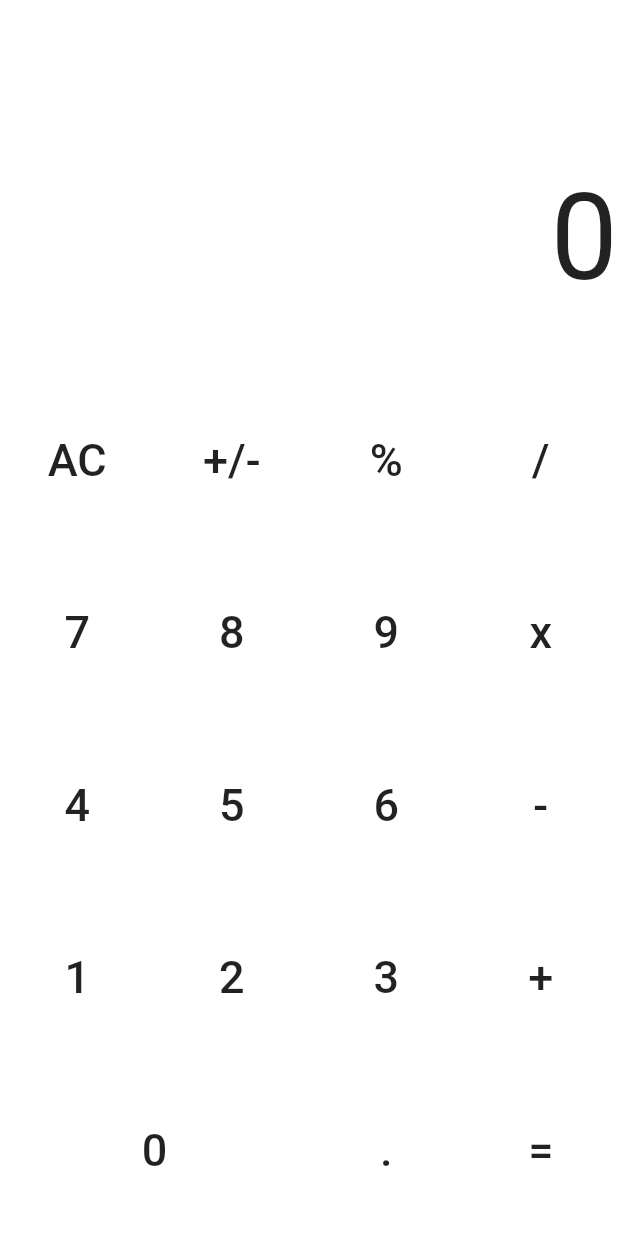
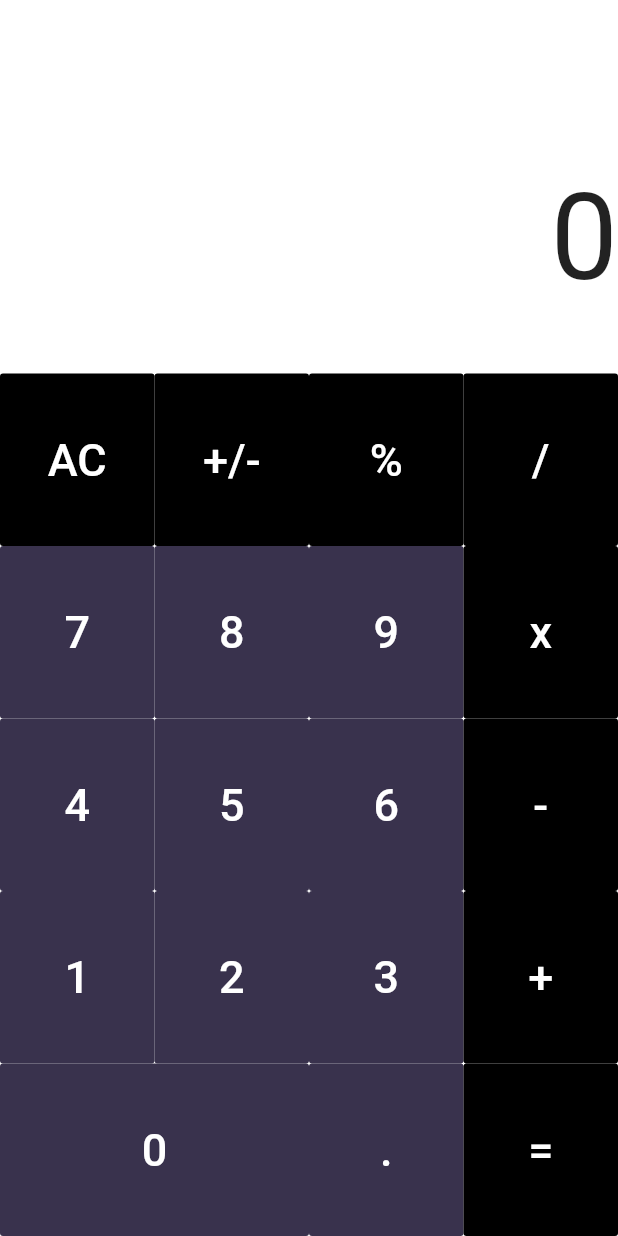
Before and after one commit to wingyplus/flutter_expr, a Flutter app: the screen it shows after launch, on a phone screen of 412 x 824 dp. Run offline on Flutter 3.47's test engine with Material 2 defaults, Android fonts, the phone set to English and light mode, and no system bars.

Commit message:
mojicalc: create NumButton to emit event only number operand

```diff
--- a/mojicalc/lib/main.dart
+++ b/mojicalc/lib/main.dart
@@ -1,5 +1,6 @@
 import 'package:flutter/material.dart';
 import 'package:mojicalc/widgets/button.dart';
+import 'package:mojicalc/widgets/num_button.dart';
 
 void main() => runApp(Calculator());
 
@@ -59,32 +60,32 @@ class NumPad extends StatelessWidget {
         ),
         Row(
           children: <Widget>[
-            Button('7', onPressed: () {}),
-            Button('8', onPressed: () {}),
-            Button('9', onPressed: () {}),
+            NumButton('7', onPressed: (n) {}),
+            NumButton('8', onPressed: (n) {}),
+            NumButton('9', onPressed: (n) {}),
             Button('x', onPressed: () {}),
           ],
         ),
         Row(
           children: <Widget>[
-            Button('4', onPressed: () {}),
-            Button('5', onPressed: () {}),
-            Button('6', onPressed: () {}),
+            NumButton('4', onPressed: (n) {}),
+            NumButton('5', onPressed: (n) {}),
+            NumButton('6', onPressed: (n) {}),
             Button('-', onPressed: () {}),
           ],
         ),
         Row(
           children: <Widget>[
-            Button('1', onPressed: () {}),
-            Button('2', onPressed: () {}),
-            Button('3', onPressed: () {}),
+            NumButton('1', onPressed: (n) {}),
+            NumButton('2', onPressed: (n) {}),
+            NumButton('3', onPressed: (n) {}),
             Button('+', onPressed: () {}),
           ],
         ),
         Row(
           children: <Widget>[
-            Button('0', flex: 2, onPressed: () {}),
-            Button('.', onPressed: () {}),
+            NumButton('0', flex: 2, onPressed: (n) {}),
+            NumButton('.', onPressed: (n) {}),
             Button('=', onPressed: () {}),
           ],
         ),
--- a/mojicalc/lib/widgets/button.dart
+++ b/mojicalc/lib/widgets/button.dart
@@ -5,6 +5,8 @@ class Button extends StatelessWidget {
   final VoidCallback onPressed;
   final int flex;
   final String label;
+  final Color color;
+  final Color textColor;
 
   final double _paddingSize = 40;
 
@@ -12,6 +14,8 @@ class Button extends StatelessWidget {
     this.label, {
     Key key,
     this.flex = 1,
+    this.color = Colors.black,
+    this.textColor = Colors.white,
     @required this.onPressed,
   });
 
@@ -19,7 +23,9 @@ class Button extends StatelessWidget {
   Widget build(BuildContext context) {
     return Expanded(
       flex: flex,
-      child: MaterialButton(
+      child: FlatButton(
+        color: this.color,
+        textColor: this.textColor,
         padding: EdgeInsets.only(top: _paddingSize, bottom: _paddingSize),
         materialTapTargetSize: MaterialTapTargetSize.shrinkWrap,
         child: Text(
--- /dev/null
+++ b/mojicalc/lib/widgets/num_button.dart
@@ -0,0 +1,29 @@
+import 'package:flutter/material.dart';
+import 'package:mojicalc/widgets/button.dart';
+
+typedef NumButtonCallback = void Function(String);
+
+/// NumButton is a button for number.
+class NumButton extends StatelessWidget {
+  final String label;
+  final NumButtonCallback onPressed;
+  final int flex;
+
+  NumButton(
+    this.label, {
+    Key key,
+    this.flex = 1,
+    @required this.onPressed,
+  });
+
+  @override
+  Widget build(BuildContext context) {
+    return Button(
+      this.label,
+      color: const Color(0xFF39324D),
+      textColor: Colors.white,
+      flex: this.flex,
+      onPressed: () => this.onPressed(this.label),
+    );
+  }
+}
```
